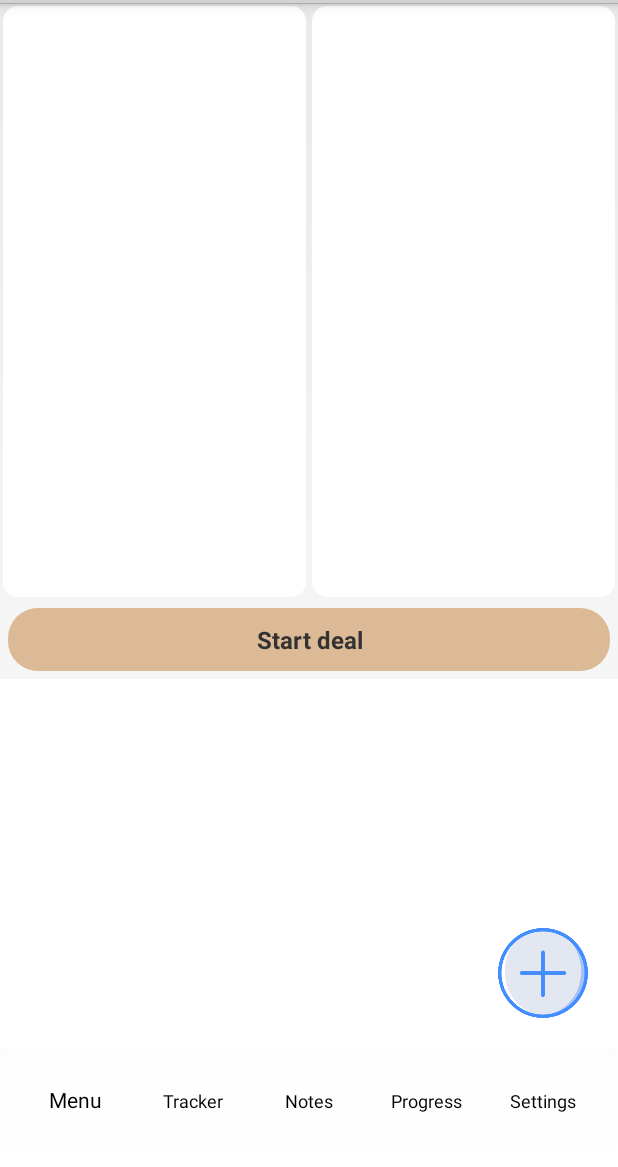
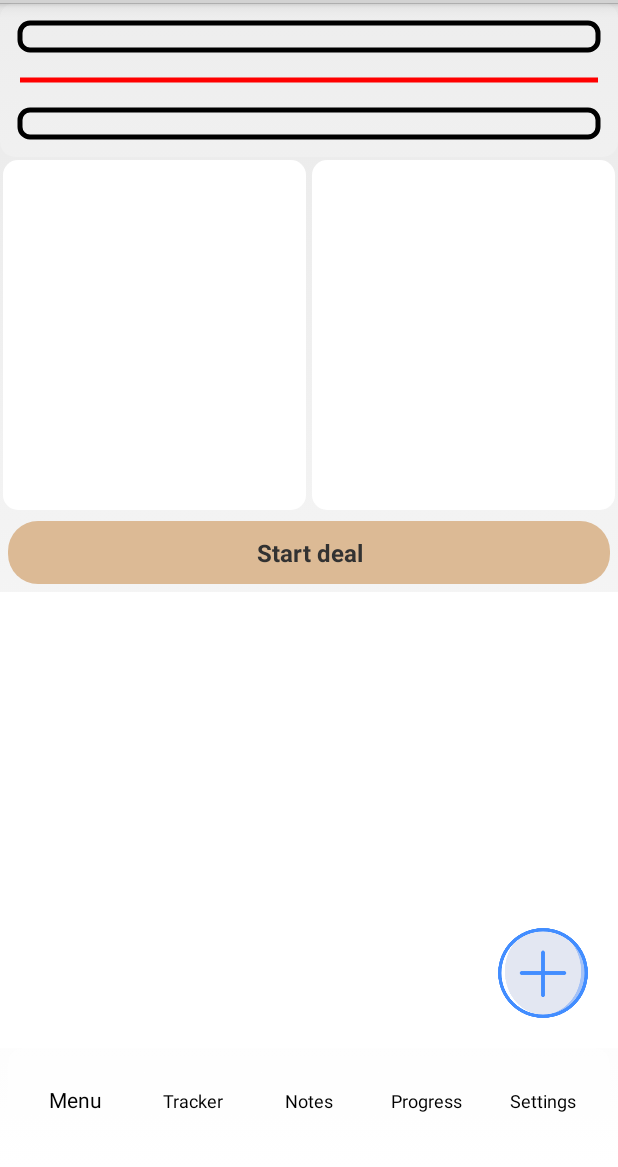
Before and after one commit to VladimirSokolin/TaskAccountProgressPro, an Android app: the layout activity_commit.xml on its own in the app's theme, with its tools: preview values and no code run, on a phone screen of 412 x 824 dp, the part 69-1236 px from its top. Run offline under Robolectric (Android 15) with nearby library versions, the phone set to English and light mode, and no system bars.

Commit message:
I'm have prepared all for develop TrackerView

```diff
--- /dev/null
+++ b/app/src/main/java/com/mycompany/organaiser/customView/Scale.java
@@ -0,0 +1,34 @@
+package com.mycompany.organaiser.customView;
+
+import android.graphics.Canvas;
+import android.graphics.Color;
+import android.graphics.Paint;
+
+public class Scale {
+  sPoint pointStart;
+  sPoint pointEnd;
+  float width;
+  float height;
+  Scale(float xStart, float yStart, float xEnd, float yEnd) {
+    pointStart = new sPoint(xStart, yStart);
+    pointEnd = new sPoint(xEnd, yEnd);
+  }
+  Scale(sPoint pointStart, sPoint pointEnd) {
+    this.pointStart = pointStart;
+    this.pointEnd = pointEnd;
+    width = pointEnd.x - pointStart.x;
+    height = pointEnd.y - pointStart.y;
+  }
+
+  void drawScale(Canvas canvas, Paint paint){
+    canvas.drawRoundRect(pointStart.x, pointStart.y, pointEnd.x, pointEnd.y, 10, 10, paint);
+  }
+  void drawScale(Canvas canvas){
+    Paint p = new Paint();
+    p.setColor(Color.BLACK);
+    p.setStyle(Paint.Style.STROKE);
+    canvas.drawRoundRect(pointStart.x, pointStart.y, pointEnd.x, pointEnd.y, 10, 10, p);
+  }
+
+
+}
--- /dev/null
+++ b/app/src/main/java/com/mycompany/organaiser/customView/TrackerView.java
@@ -0,0 +1,57 @@
+package com.mycompany.organaiser.customView;
+
+import android.content.Context;
+import android.graphics.Canvas;
+import android.graphics.Color;
+import android.graphics.Paint;
+import android.graphics.drawable.Drawable;
+import android.util.AttributeSet;
+import android.view.View;
+import androidx.annotation.NonNull;
+import com.mycompany.organaiser.R;
+
+public class TrackerView extends View {
+
+  float width;
+  float height;
+  float padding = 20;
+  float heightScale = 50;
+  float distanceBetweenScales = 60;
+  Scale scalePlane;
+  Scale scaleFact;
+  public TrackerView(Context context) {
+    super(context);
+  }
+  public TrackerView(Context context, AttributeSet attrs){
+    super(context, attrs);
+  }
+
+  @Override protected void onSizeChanged(int w, int h, int oldw, int oldh) {
+    width = w;
+    height = h;
+    scalePlane = new Scale(new sPoint(padding, padding), new sPoint(width - padding, height/2 - distanceBetweenScales/2 ));
+    scaleFact = new Scale(new sPoint(padding, height/2 + distanceBetweenScales/2), new sPoint(width - padding, height - padding));
+    super.onSizeChanged(w, h, oldw, oldh);
+  }
+
+  @Override protected void onDraw(@NonNull Canvas canvas) {
+    super.onDraw(canvas);
+
+    //draw drawable on canvas
+    Drawable drawable = getResources().getDrawable(R.drawable.shape_view_in_dialog);
+    drawable.setBounds(0, 0, canvas.getWidth(), canvas.getHeight());
+    drawable.draw(canvas);
+
+    Paint paint = new Paint();
+    paint.setColor(Color.BLACK);
+    paint.setStyle(Paint.Style.STROKE);
+    paint.setStrokeWidth(5);
+
+    scalePlane.drawScale(canvas, paint);
+    scaleFact.drawScale(canvas, paint);
+
+    // draw line center
+    paint.setColor(Color.RED);
+    canvas.drawLine(padding, height/2, width - padding, height/2, paint);
+  }
+}
--- /dev/null
+++ b/app/src/main/java/com/mycompany/organaiser/customView/sPoint.java
@@ -0,0 +1,11 @@
+package com.mycompany.organaiser.customView;
+
+public class sPoint {
+  float x;
+  float y;
+  sPoint(float x, float y) {
+    this.x = x;
+    this.y = y;
+  }
+
+}
--- a/app/src/main/res/layout/activity_commit.xml
+++ b/app/src/main/res/layout/activity_commit.xml
@@ -5,12 +5,16 @@
 	android:layout_height="fill_parent"
 
 	android:orientation="vertical">
+	<com.mycompany.organaiser.customView.TrackerView
+			android:layout_width="match_parent"
+			android:layout_height="match_parent"
+			android:layout_weight="10"/>
 
 	<LinearLayout
 		android:orientation="horizontal"
 		android:layout_width="match_parent"
 		android:layout_height="match_parent"
-		android:layout_weight="5">
+		android:layout_weight="8">
 
 		<TextView
 			android:id="@+id/tv_resume"
```
Also changed, not shown: app/src/main/AndroidManifest.xml (+15 -11 lines).
